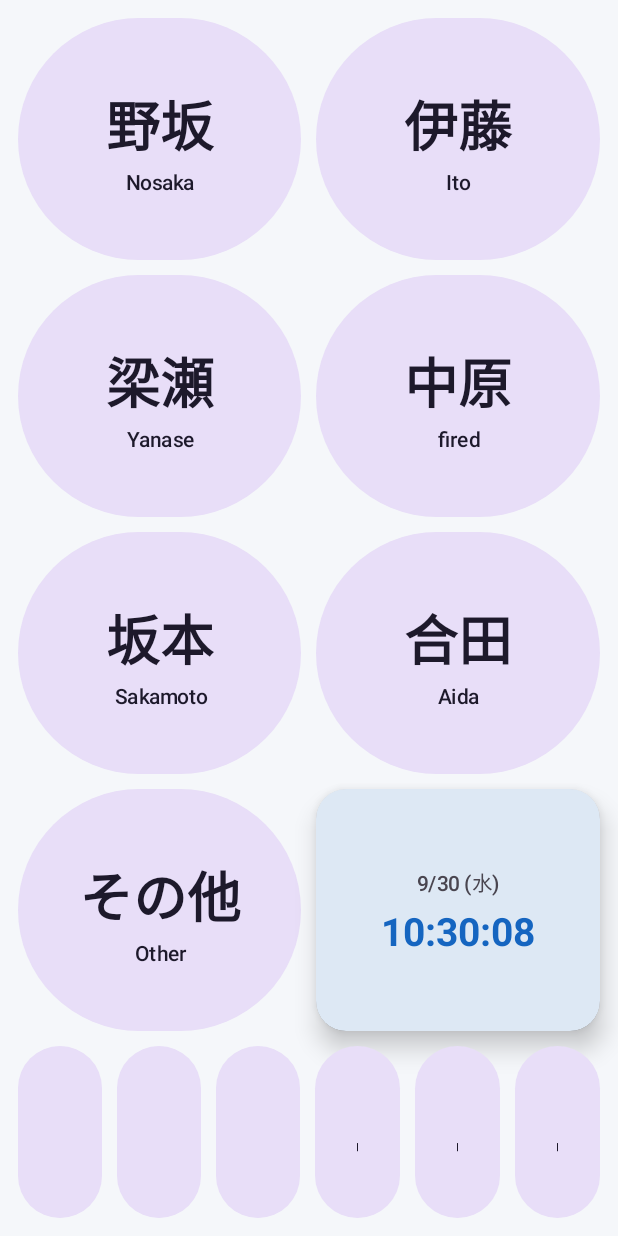
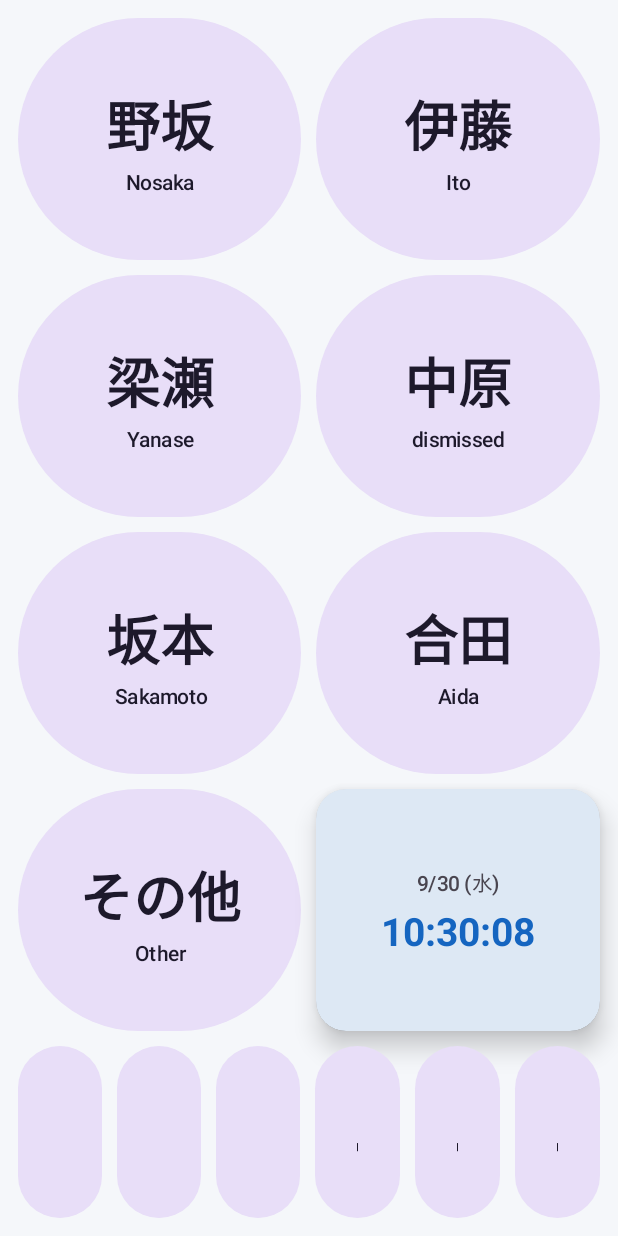
Before and after one commit to fatman7762/-, an Android app built with Jetpack Compose: the screen it shows after launch (MainActivity), on a phone screen of 412 x 824 dp. Run offline under Robolectric (Android 15) with nearby library versions, the phone set to English and light mode, and no system bars.

Commit message:
Change 中原 romaji subtitle to dismissed
Update Android kiosk, browser test UI, and README labels.

Co-authored-by: training01 <training01@light-path.jp>

```diff
--- a/android/app/src/main/java/jp/co/lightpath/reception/ui/ReceptionScreen.kt
+++ b/android/app/src/main/java/jp/co/lightpath/reception/ui/ReceptionScreen.kt
@@ -55,7 +55,7 @@ private val STAFF = listOf(
     StaffOption("野坂", "Nosaka"),
     StaffOption("伊藤", "Ito"),
     StaffOption("梁瀬", "Yanase"),
-    StaffOption("中原", "fired"),
+    StaffOption("中原", "dismissed"),
     StaffOption("坂本", "Sakamoto"),
     StaffOption("合田", "Aida"),
     StaffOption("その他", "Other"),
```
Also changed, not shown: 2 other files.
